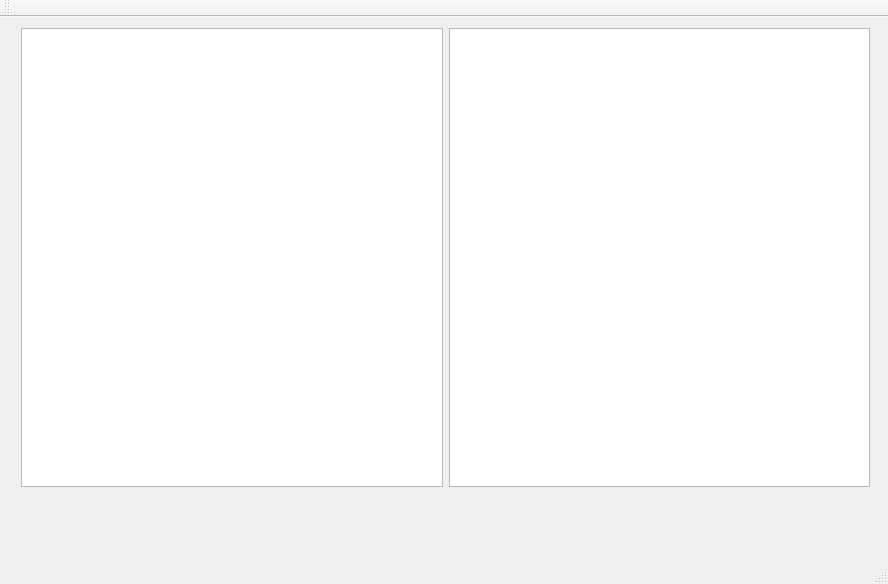
Qt form mainwindow.ui (stlfatboy/diff_gui) before a commit.
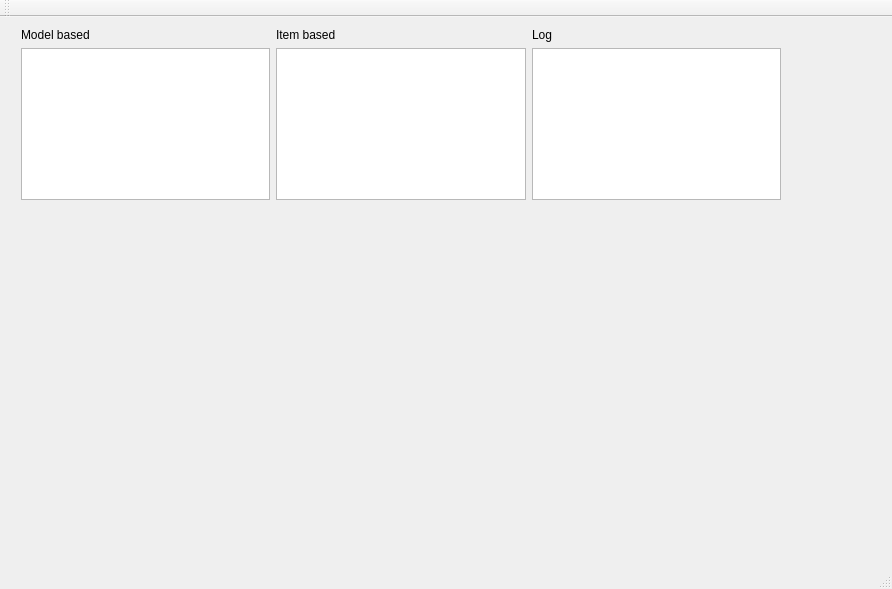
The same form after that commit.

Commit message: Item check status sync with add/remove action

The edit to the form file:
```diff
--- a/mainwindow.ui
+++ b/mainwindow.ui
@@ -6,8 +6,8 @@
    <rect>
     <x>0</x>
     <y>0</y>
-    <width>888</width>
-    <height>584</height>
+    <width>892</width>
+    <height>589</height>
    </rect>
   </property>
   <property name="windowTitle">
@@ -19,16 +19,48 @@
      <rect>
       <x>10</x>
       <y>0</y>
-      <width>871</width>
-      <height>481</height>
+      <width>782</width>
+      <height>194</height>
      </rect>
     </property>
-    <layout class="QHBoxLayout" name="horizontalLayout">
-     <item>
-      <widget class="QListView" name="Filelistview"/>
+    <layout class="QGridLayout" name="gridLayout">
+     <item row="1" column="0">
+      <widget class="QListView" name="Filelistview">
+       <property name="selectionMode">
+        <enum>QAbstractItemView::NoSelection</enum>
+       </property>
+      </widget>
      </item>
-     <item>
-      <widget class="QListView" name="Filechoiceview"/>
+     <item row="1" column="2">
+      <widget class="QPlainTextEdit" name="LogText"/>
+     </item>
+     <item row="1" column="1">
+      <widget class="QListWidget" name="Filelistwidget">
+       <property name="resizeMode">
+        <enum>QListView::Fixed</enum>
+       </property>
+      </widget>
+     </item>
+     <item row="0" column="0">
+      <widget class="QLabel" name="label">
+       <property name="text">
+        <string>Model based</string>
+       </property>
+      </widget>
+     </item>
+     <item row="0" column="1">
+      <widget class="QLabel" name="label_2">
+       <property name="text">
+        <string>Item based</string>
+       </property>
+      </widget>
+     </item>
+     <item row="0" column="2">
+      <widget class="QLabel" name="label_3">
+       <property name="text">
+        <string>Log</string>
+       </property>
+      </widget>
      </item>
     </layout>
    </widget>
```
Left out of the diff: 2 changed lines with no effect on the pictures. The commit also changes 2 other files.
